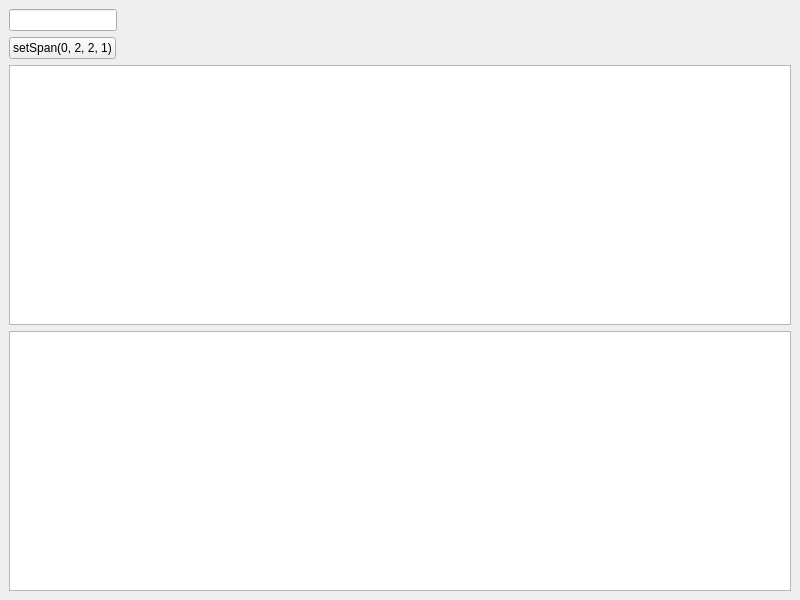
This is mainwindow.ui in learniuH/Qt as Qt 5 draws it before an edit. The edited form follows.
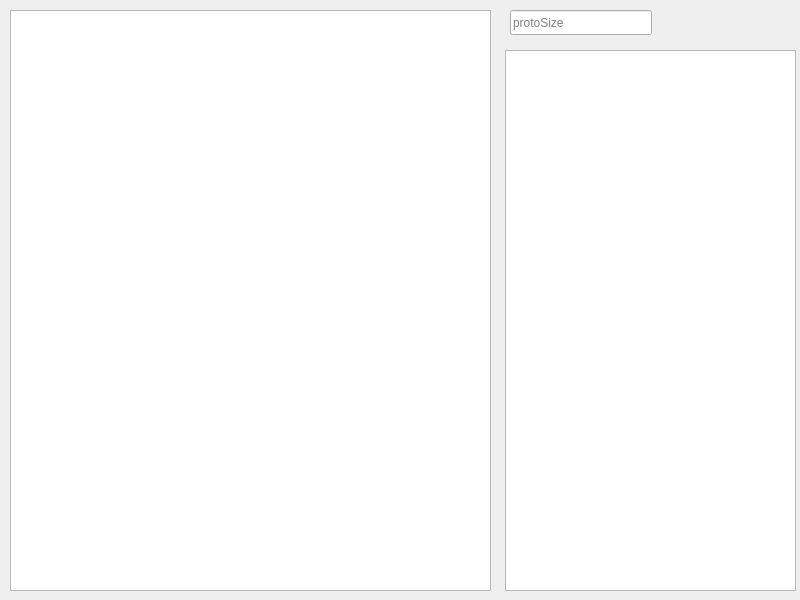
This is the edited form. Custom widgets are drawn as their Qt base class.

Commit message: 添加QGraphicsObject摇杆组件

The edit to the form file:
```diff
--- a/mainwindow.ui
+++ b/mainwindow.ui
@@ -14,24 +14,39 @@
    <string>MainWindow</string>
   </property>
   <widget class="QWidget" name="centralwidget">
-   <layout class="QVBoxLayout" name="verticalLayout">
-    <item alignment="Qt::AlignLeft">
-     <widget class="QLineEdit" name="protoSizeLine"/>
-    </item>
-    <item alignment="Qt::AlignLeft">
-     <widget class="QPushButton" name="spanButton">
-      <property name="text">
-       <string>setSpan(0, 2, 2, 1)</string>
-      </property>
-     </widget>
-    </item>
-    <item>
-     <widget class="QTableView" name="tableView"/>
-    </item>
-    <item>
-     <widget class="ProtoView" name="protoView"/>
-    </item>
-   </layout>
+   <widget class="QLineEdit" name="protoSizeLine">
+    <property name="geometry">
+     <rect>
+      <x>510</x>
+      <y>10</y>
+      <width>142</width>
+      <height>25</height>
+     </rect>
+    </property>
+    <property name="placeholderText">
+     <string>protoSize</string>
+    </property>
+   </widget>
+   <widget class="ProtoView" name="protoView">
+    <property name="geometry">
+     <rect>
+      <x>505</x>
+      <y>50</y>
+      <width>291</width>
+      <height>541</height>
+     </rect>
+    </property>
+   </widget>
+   <widget class="QGraphicsView" name="graphicsView">
+    <property name="geometry">
+     <rect>
+      <x>10</x>
+      <y>10</y>
+      <width>481</width>
+      <height>581</height>
+     </rect>
+    </property>
+   </widget>
   </widget>
  </widget>
  <customwidgets>
```
The commit also changes 5 other files.
